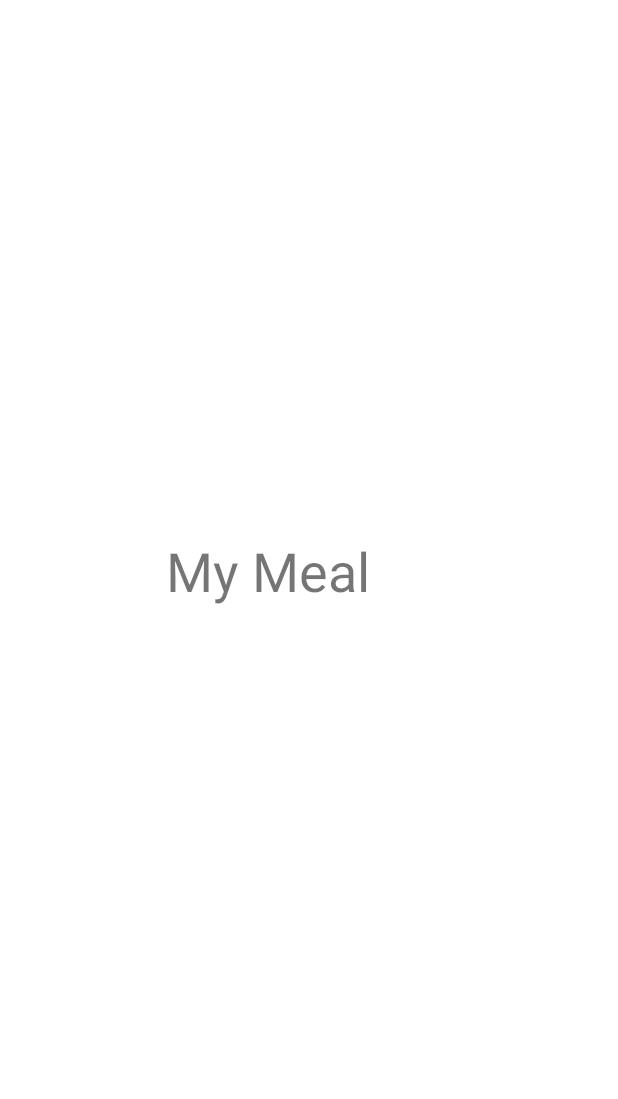
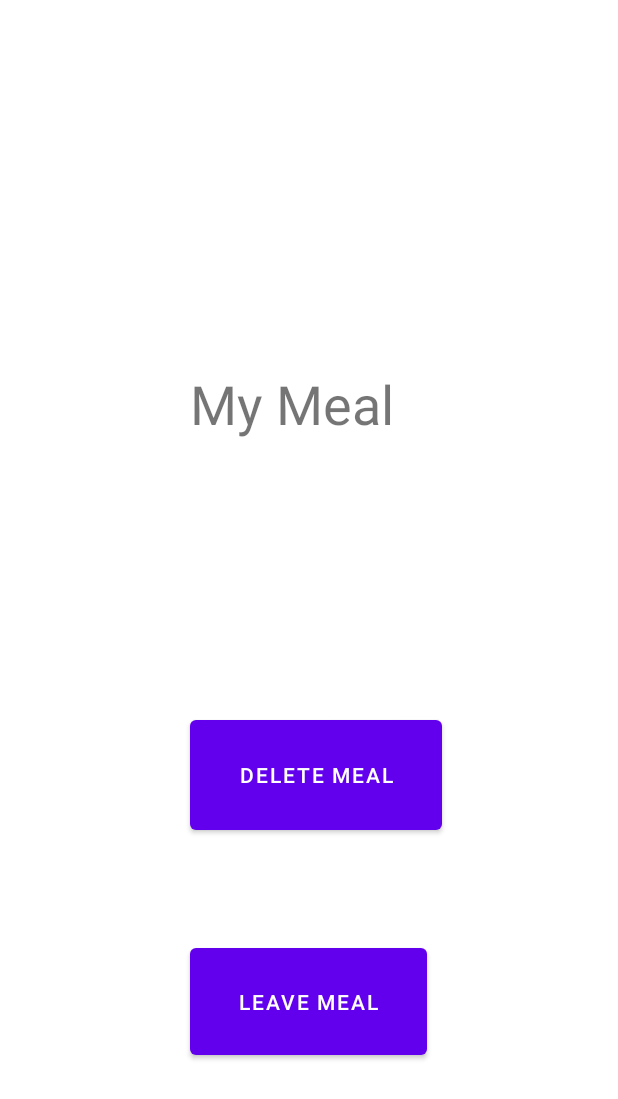
Before and after one commit to Shoumik29/Meal-Manager, an Android app: the myMeal screen opened directly, with no data from a screen before it, on a phone screen of 412 x 824 dp. Shown: the top 1099 px of the screen. Run offline under Robolectric (Android 15) with nearby library versions, the phone set to English and light mode, and no system bars; our stand-ins replace Firebase (no records; nobody signed in at launch, a user with empty details on screens opened directly).

Commit message:
Meal full done

```diff
--- a/app/src/main/AndroidManifest.xml
+++ b/app/src/main/AndroidManifest.xml
@@ -9,7 +9,8 @@
         android:roundIcon="@mipmap/ic_launcher_round"
         android:supportsRtl="true"
         android:theme="@style/Theme.MealManager">
-        <activity android:name=".myMeal"/>
+        <activity android:name=".profileViewForOthers"></activity>
+        <activity android:name=".myMeal" />
         <activity android:name=".searchMeal" />
         <activity android:name=".createMeal" />
         <activity android:name=".startMeal" />
--- a/app/src/main/java/com/example/mealmanager/myMeal.java
+++ b/app/src/main/java/com/example/mealmanager/myMeal.java
@@ -1,15 +1,127 @@
 package com.example.mealmanager;
 
+import androidx.annotation.NonNull;
+import androidx.annotation.Nullable;
 import androidx.appcompat.app.AppCompatActivity;
 
 import android.content.Intent;
 import android.os.Bundle;
+import android.view.View;
+import android.widget.Button;
+import android.widget.Toast;
+
+import com.google.android.gms.tasks.OnCompleteListener;
+import com.google.android.gms.tasks.OnFailureListener;
+import com.google.android.gms.tasks.OnSuccessListener;
+import com.google.android.gms.tasks.Task;
+import com.google.firebase.auth.FirebaseAuth;
+import com.google.firebase.auth.FirebaseUser;
+import com.google.firebase.firestore.DocumentSnapshot;
+import com.google.firebase.firestore.EventListener;
+import com.google.firebase.firestore.FirebaseFirestore;
+import com.google.firebase.firestore.FirebaseFirestoreException;
+import com.google.firebase.firestore.QueryDocumentSnapshot;
+import com.google.firebase.firestore.QuerySnapshot;
 
 public class myMeal extends AppCompatActivity {
+
+    public Button leaveMeal, deleteMeal;
+    public FirebaseFirestore db;
+    public FirebaseAuth mAuth;
 
     @Override
     protected void onCreate(Bundle savedInstanceState) {
         super.onCreate(savedInstanceState);
         setContentView(R.layout.activity_my_meal);
+
+        db = FirebaseFirestore.getInstance();
+        mAuth = FirebaseAuth.getInstance();
+
+        leaveMeal = (Button)findViewById(R.id.button9);
+        deleteMeal = (Button)findViewById(R.id.button10);
+
+        leaveMeal.setOnClickListener(new View.OnClickListener() {
+            @Override
+            public void onClick(View v) {
+                leaveMeal();
+            }
+        });
+        deleteMeal.setOnClickListener(new View.OnClickListener() {
+            @Override
+            public void onClick(View v) {
+                deleteMeal();
+            }
+        });
+
     }
+
+    @Override
+    protected void onStart() {
+        super.onStart();
+        db.collection("meals").document(getIntent().getStringExtra("meal_name")).addSnapshotListener(new EventListener<DocumentSnapshot>() {
+            @Override
+            public void onEvent(@Nullable DocumentSnapshot value, @Nullable FirebaseFirestoreException error) {
+                if(value.exists()){
+                    if(!value.getString("manager ID").equals(mAuth.getCurrentUser().getUid())) deleteMeal.setVisibility(View.INVISIBLE);
+                    else deleteMeal.setVisibility(View.VISIBLE);
+                }
+                else{
+                    Intent i = new Intent(myMeal.this, MainActivity.class);
+                    startActivity(i);
+                }
+            }
+        });
+    }
+
+    private void deleteMeal() {
+        db.collection("meals").document(getIntent().getStringExtra("meal_name")).collection("Borders").get()
+                .addOnCompleteListener(new OnCompleteListener<QuerySnapshot>() {
+                    @Override
+                    public void onComplete(@NonNull Task<QuerySnapshot> task) {
+                        for(QueryDocumentSnapshot d: task.getResult()){
+                            db.collection("meals").document(getIntent().getStringExtra("meal_name")).collection("Borders").document(d.getId()).delete();
+                            db.collection("meals").document(getIntent().getStringExtra("meal_name")).delete();
+                        }
+
+                        db.collection("users").document(mAuth.getCurrentUser().getUid()).update("Meal name", null)
+                                .addOnSuccessListener(new OnSuccessListener<Void>() {
+                                    @Override
+                                    public void onSuccess(Void aVoid) {
+                                        Toast.makeText(myMeal.this, "Meal deleted", Toast.LENGTH_SHORT).show();
+                                    }
+                                })
+                                .addOnFailureListener(new OnFailureListener() {
+                                    @Override
+                                    public void onFailure(@NonNull Exception e) {
+                                        Toast.makeText(myMeal.this, "Action failed", Toast.LENGTH_SHORT).show();
+                                    }
+                                });
+                    }
+                })
+                .addOnFailureListener(new OnFailureListener() {
+                    @Override
+                    public void onFailure(@NonNull Exception e) {
+                        Toast.makeText(myMeal.this, "Delete action failed", Toast.LENGTH_SHORT).show();
+                    }
+                });
+    }
+
+    private void leaveMeal() {
+        String userID = mAuth.getCurrentUser().getUid();
+        db.collection("users").document(userID).update("Meal name", null)
+                .addOnSuccessListener(new OnSuccessListener<Void>() {
+                    @Override
+                    public void onSuccess(Void aVoid) {
+                        Toast.makeText(myMeal.this,"Successful",Toast.LENGTH_SHORT).show();
+                        finish();
+                    }
+                })
+                .addOnFailureListener(new OnFailureListener() {
+                    @Override
+                    public void onFailure(@NonNull Exception e) {
+                        Toast.makeText(myMeal.this,"Failed",Toast.LENGTH_SHORT).show();
+                    }
+                });
+    }
+
 }
--- a/app/src/main/java/com/example/mealmanager/searchUsers.java
+++ b/app/src/main/java/com/example/mealmanager/searchUsers.java
@@ -44,7 +44,7 @@ public class searchUsers extends AppCompatActivity {
 
         userArrayList = new ArrayList<>();
         mDocs = FirebaseFirestore.getInstance();
-        mAdapter = new viewAdapter(userArrayList);
+        mAdapter = new viewAdapter(userArrayList, getApplicationContext());
 
         searchText = (EditText)findViewById(R.id.searchT);
         searchButton = (ImageButton) findViewById(R.id.searchB);
@@ -75,6 +75,7 @@ public class searchUsers extends AppCompatActivity {
                         userSearchModel obj = d.toObject(userSearchModel.class);
                         obj.setUserName(d.getString("Name"));
                         obj.setUserInstitution(d.getString("Institution"));
+                        obj.setUserId(d.getId());
                         userArrayList.add(obj);
                     }
                 }
--- a/app/src/main/res/layout/activity_my_meal.xml
+++ b/app/src/main/res/layout/activity_my_meal.xml
@@ -6,14 +6,40 @@
     android:layout_height="match_parent"
     tools:context=".myMeal">
 
+    <Button
+        android:id="@+id/button9"
+        android:layout_width="158dp"
+        android:layout_height="83dp"
+        android:text="Leave Meal"
+        app:layout_constraintBottom_toBottomOf="parent"
+        app:layout_constraintEnd_toEndOf="parent"
+        app:layout_constraintHorizontal_bias="0.498"
+        app:layout_constraintStart_toStartOf="parent"
+        app:layout_constraintTop_toTopOf="parent"
+        app:layout_constraintVertical_bias="0.845" />
+
     <TextView
         android:id="@+id/textView25"
-        android:layout_width="191dp"
-        android:layout_height="112dp"
+        android:layout_width="176dp"
+        android:layout_height="73dp"
         android:text="My Meal"
         android:textSize="36sp"
         app:layout_constraintBottom_toBottomOf="parent"
         app:layout_constraintEnd_toEndOf="parent"
+        app:layout_constraintHorizontal_bias="0.536"
         app:layout_constraintStart_toStartOf="parent"
-        app:layout_constraintTop_toTopOf="parent" />
+        app:layout_constraintTop_toTopOf="parent"
+        app:layout_constraintVertical_bias="0.326" />
+
+    <Button
+        android:id="@+id/button10"
+        android:layout_width="168dp"
+        android:layout_height="85dp"
+        android:text="Delete Meal"
+        app:layout_constraintBottom_toBottomOf="parent"
+        app:layout_constraintEnd_toEndOf="parent"
+        app:layout_constraintHorizontal_bias="0.518"
+        app:layout_constraintStart_toStartOf="parent"
+        app:layout_constraintTop_toTopOf="parent"
+        app:layout_constraintVertical_bias="0.642" />
 </androidx.constraintlayout.widget.ConstraintLayout>
--- a/app/src/main/res/layout/user_list.xml
+++ b/app/src/main/res/layout/user_list.xml
@@ -11,6 +11,7 @@
 
 
     <androidx.constraintlayout.widget.ConstraintLayout
+        android:id="@+id/touchLayout"
         android:layout_width="match_parent"
         android:layout_height="wrap_content"
         android:padding="16dp">
```
Also changed, not shown: app/src/main/java/com/example/mealmanager/MainActivity.java (+10 -2 lines), app/src/main/java/com/example/mealmanager/profile.java (+11 -4 lines), app/src/main/java/com/example/mealmanager/profileViewForOthers.java (added, +75 -0 lines), app/src/main/java/com/example/mealmanager/userSearchModel.java (+10 -2 lines), app/src/main/java/com/example/mealmanager/viewAdapter.java (+22 -2 lines), app/src/main/res/layout/activity_profile_view_for_others.xml (added, +56 -0 lines).
